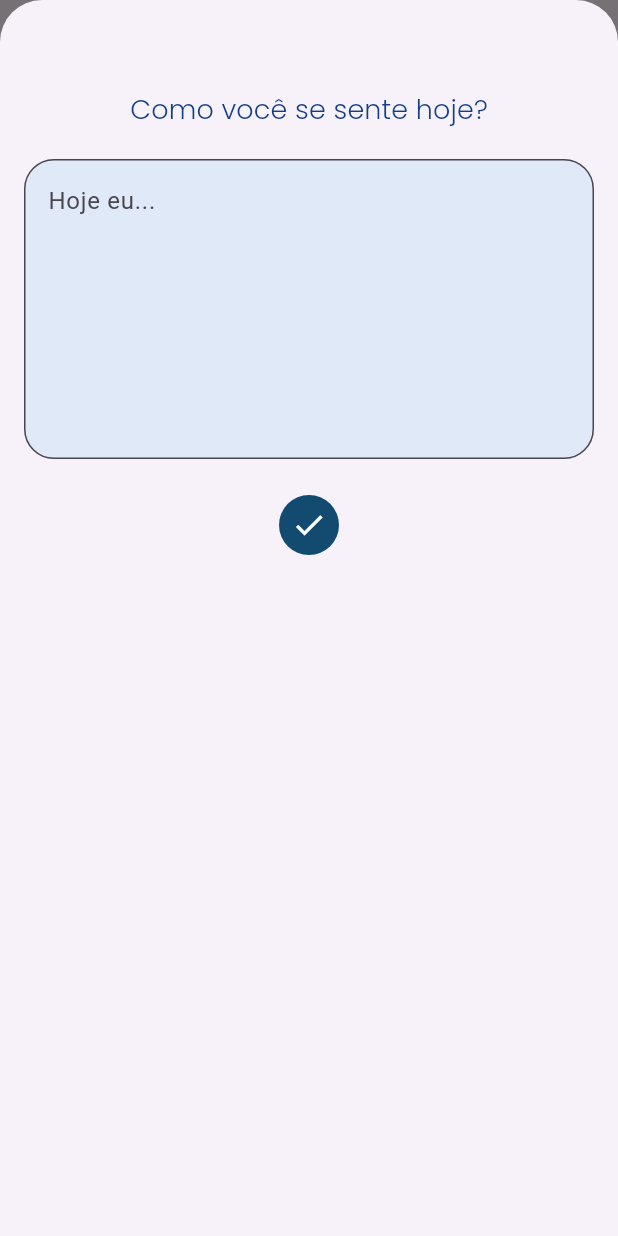
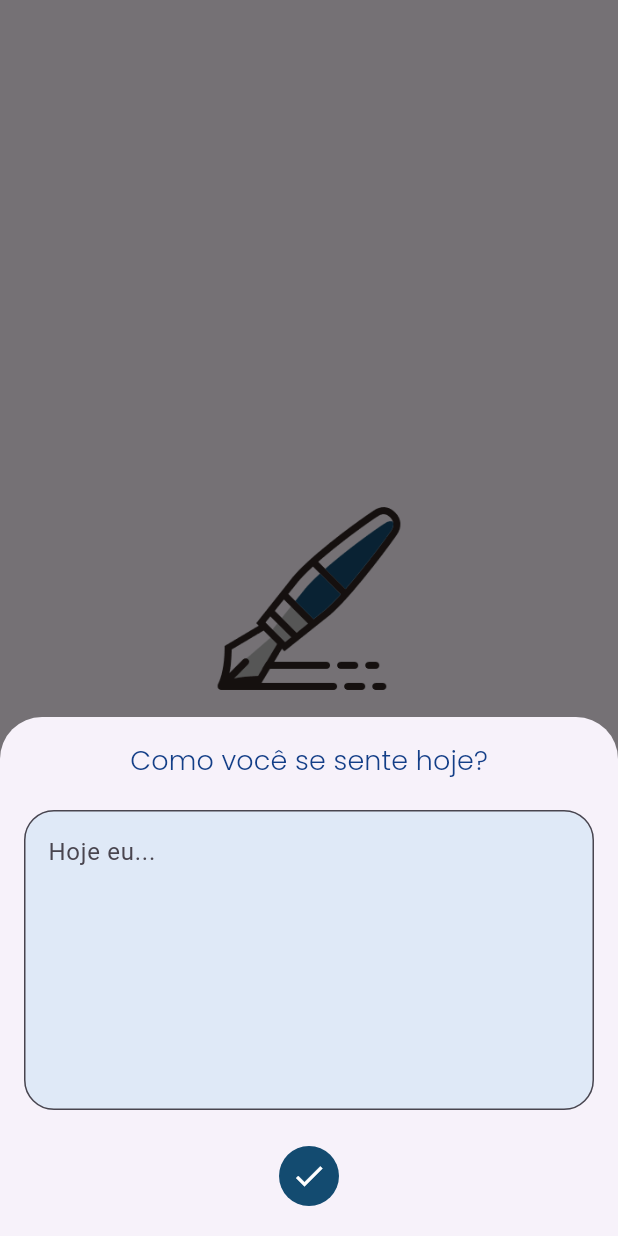
Before and after one commit to JVictor25/Dispositivos-Moveis-Projeto-, a Flutter app: the Diary screen opened directly, after a tap on the "add" icon, on a phone screen of 412 x 824 dp. Run offline on Flutter 3.47's test engine with Material 3 defaults, Android fonts, the phone set to English and light mode, and no system bars.

Commit message:
transforma widget do formulario em stateful e ajusta padding quando teclado está aberto

```diff
--- a/breakpoint_app/lib/screens/diary_screen.dart
+++ b/breakpoint_app/lib/screens/diary_screen.dart
@@ -45,14 +45,16 @@
     Navigator.of(context).pop();
   }
 
-  void _openDiaryForm(BuildContext context) {
+  void _openDiaryForm() {
     showModalBottomSheet(
         context: context,
         isScrollControlled: true,
-        builder: (BuildContext context) {
+        builder: (context) {
           return Padding(
-              padding: const EdgeInsets.fromLTRB(16, 60, 16, 16),
-              child: DiaryForm(onSubmit: _addEntry),
+            padding: EdgeInsets.only(
+              bottom: MediaQuery.of(context).viewInsets.bottom,
+            ),
+              child: SingleChildScrollView(child: DiaryForm(onSubmit: _addEntry)),
             );
         }
     );
@@ -71,22 +73,21 @@
       context: context,
       builder: (BuildContext context) {
         return AlertDialog(
-          backgroundColor: Color(0xffCBDCEB),
-          title: Text('Excluir entrada?',style: Theme.of(context).textTheme.titleMedium,),
-          content: Text('Tem certeza que deseja excluir esse registro?', style: Theme.of(context).textTheme.bodySmall,),
+          title: Text('Excluir entrada?'),
+          content: Text('Tem certeza que deseja excluir esse registro?'),
           actions: [
             TextButton(
               onPressed: () {
                 Navigator.of(context).pop();
               },
-              child: Text('Cancelar', style: Theme.of(context).textTheme.titleSmall),
+              child: Text('Cancelar'),
             ),
             TextButton(
               onPressed: () {
                 _removeEntry(entry);
                 Navigator.of(context).pop();
               },
-              child: Text('Excluir', style: Theme.of(context).textTheme.titleSmall),
+              child: Text('Excluir'),
             ),
           ],
         );
@@ -152,7 +153,7 @@
             const SizedBox(height: 8),
       ),
       floatingActionButton: FloatingActionButton(
-        onPressed: () => _openDiaryForm(context),
+        onPressed: _openDiaryForm,
         child: Icon(Icons.add),
         backgroundColor: Color(0xFF134B70),
         foregroundColor: Colors.white,
--- a/breakpoint_app/lib/widgets/diary_form.dart
+++ b/breakpoint_app/lib/widgets/diary_form.dart
@@ -1,10 +1,15 @@
 import 'package:flutter/material.dart';
 
-class DiaryForm extends StatelessWidget {
+class DiaryForm extends StatefulWidget {
   final void Function(String) onSubmit;
 
   DiaryForm({super.key, required this.onSubmit});
 
+  @override
+  State<DiaryForm> createState() => _DiaryFormState();
+}
+
+class _DiaryFormState extends State<DiaryForm> {
   final TextEditingController _bodyController = TextEditingController();
 
   void _submitForm(BuildContext context) {
@@ -14,12 +19,13 @@
       return;
     }
 
-    onSubmit(body);
+    widget.onSubmit(body);
   }
 
   @override
   Widget build(BuildContext context) {
     return Container(
+      padding: EdgeInsets.all(16),
       child: Column(
         children: [
           Text("Como você se sente hoje?", style: Theme.of(context).textTheme.labelLarge),
```
